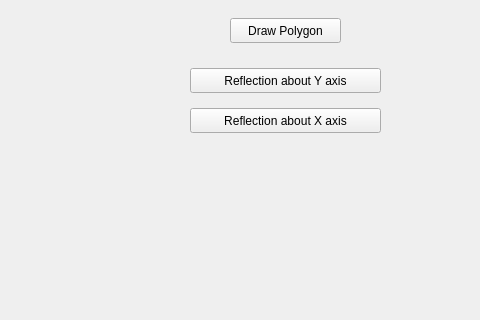
JerinPaulS/College-Assignments, file Computer Graphics/Reflection/mainwindow.ui: the form before one commit; both pictures show x 320 to 800 and y 142 to 462 of the 800 by 600 pixel window.
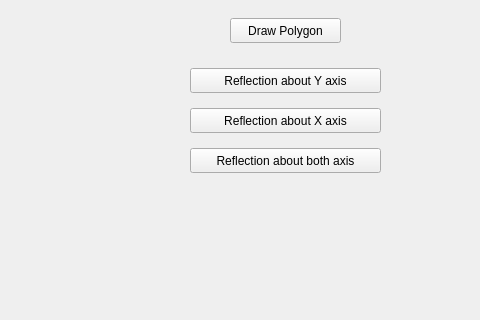
The form after the commit.

Commit message: Reflection about both axis updated

Patch:
```diff
--- a/Computer Graphics/Reflection/mainwindow.ui
+++ b/Computer Graphics/Reflection/mainwindow.ui
@@ -158,6 +158,19 @@
      <string>Reflection about X axis</string>
     </property>
    </widget>
+   <widget class="QPushButton" name="pushButton_4">
+    <property name="geometry">
+     <rect>
+      <x>510</x>
+      <y>290</y>
+      <width>191</width>
+      <height>25</height>
+     </rect>
+    </property>
+    <property name="text">
+     <string>Reflection about both axis</string>
+    </property>
+   </widget>
   </widget>
   <widget class="QMenuBar" name="menubar">
    <property name="geometry">
```
The commit also changes 20 other files.
